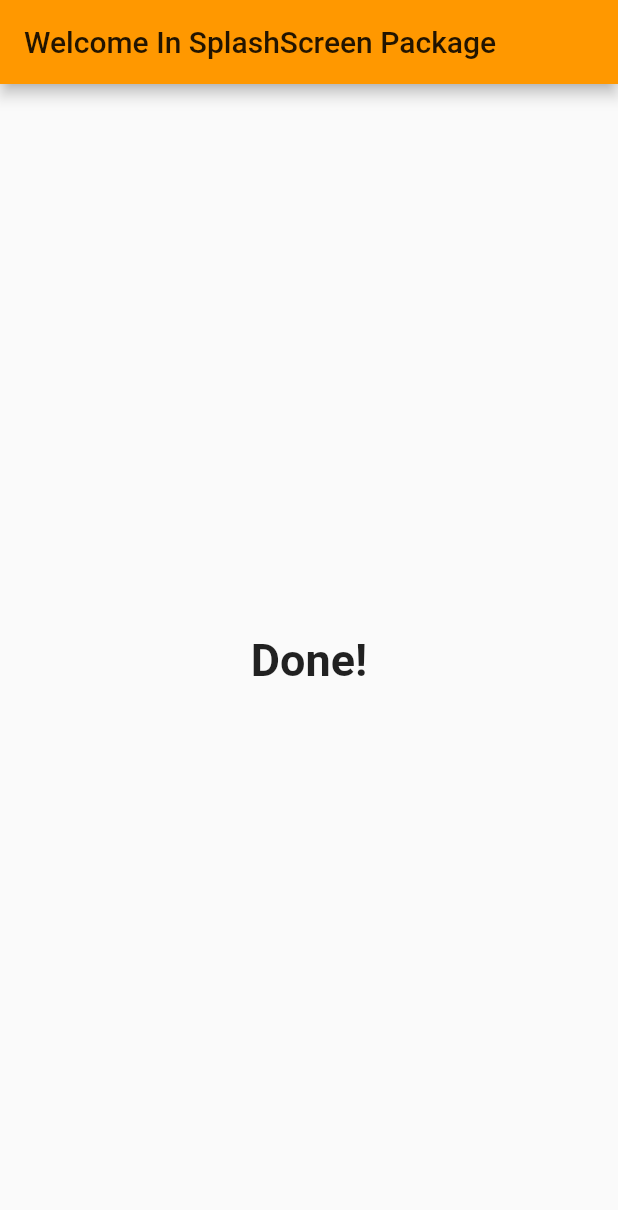
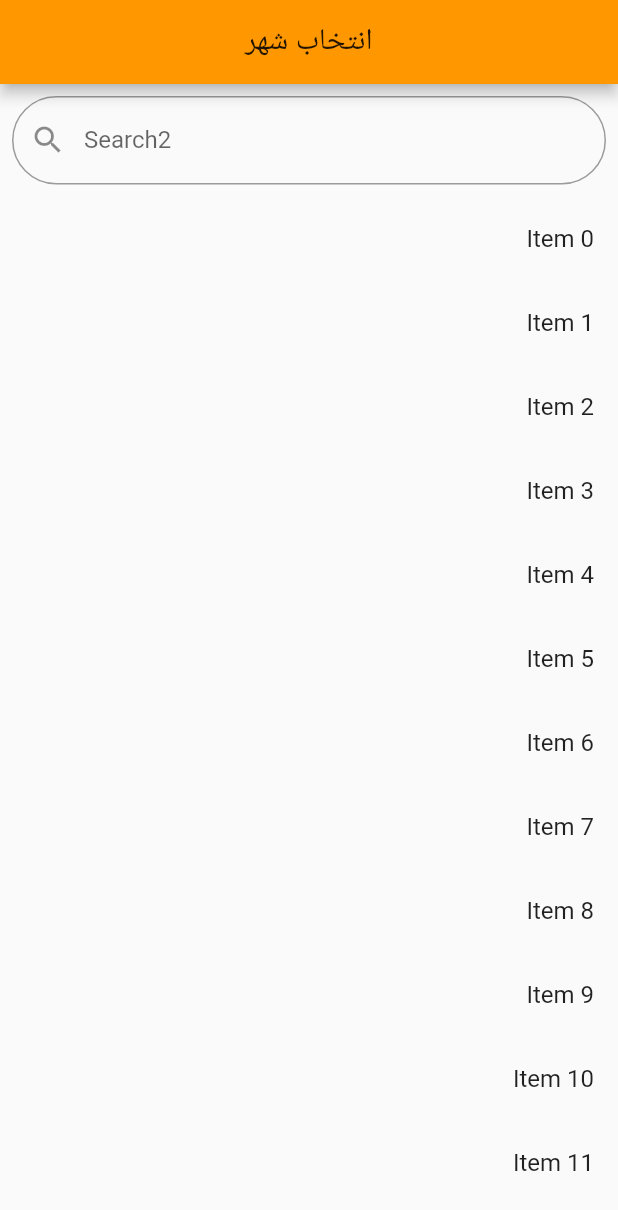
Before and after one commit to samanthelast/my_city, a Flutter app: the screen it shows after launch, on a phone screen of 412 x 824 dp. Shown: the top 1210 px of the screen. Run offline on Flutter 3.47's test engine with Material 2 defaults, Android fonts, the phone set to English and light mode, and no system bars; our stand-ins replace splashscreen; network calls fail.

Commit message:
city page structure

```diff
--- a/lib/screens/cities_list.dart
+++ b/lib/screens/cities_list.dart
@@ -1,21 +1,96 @@
 import 'package:flutter/material.dart';
 
-class AfterSplash extends StatelessWidget {
+
+
+class AfterSplash extends StatefulWidget{
+    AfterSplash({Key key, this.title}) : super(key: key);
+  final String title;
+  @override
+  State<StatefulWidget> createState() {
+    return  _AfterSplashState();
+  }
+
+}
+class _AfterSplashState extends State<AfterSplash> {
+  TextEditingController editingController = TextEditingController();
+
+  final duplicateItems = List<String>.generate(10000, (i) => "Item $i");
+  var items = List<String>();
+
+  @override
+  void initState() {
+    items.addAll(duplicateItems);
+    super.initState();
+  }
+
+  void filterSearchResults(String query) {
+    List<String> dummySearchList = List<String>();
+    dummySearchList.addAll(duplicateItems);
+    if(query.isNotEmpty) {
+      List<String> dummyListData = List<String>();
+      dummySearchList.forEach((item) {
+        if(item.contains(query)) {
+          dummyListData.add(item);
+        }
+      });
+      setState(() {
+        items.clear();
+        items.addAll(dummyListData);
+      });
+      return;
+    } else {
+      setState(() {
+        items.clear();
+        items.addAll(duplicateItems);
+      });
+    }
+
+  }
+
+
   @override
   Widget build(BuildContext context) {
     return new Scaffold(
       appBar: new AppBar(
-      title: new Text("Welcome In SplashScreen Package"),
-      automaticallyImplyLeading: false
+          title: Center(
+            child: Text("انتخاب شهر"),
+          ),
+          automaticallyImplyLeading: false),
+      body: Container(
+        child: Column(
+          children: <Widget>[
+            Padding(
+              padding: const EdgeInsets.all(8.0),
+              child: TextField(
+                onChanged: (value) {
+                  filterSearchResults(value);
+                },
+                controller: editingController,
+                decoration: InputDecoration(
+                    labelText: "Search2",
+                    hintText: "Search",
+                    prefixIcon: Icon(Icons.search),
+
+                    border: OutlineInputBorder(
+                        borderRadius: BorderRadius.all(Radius.circular(90.0)))),
+              ),
+            ),
+            Expanded(
+              child: ListView.builder(
+
+                shrinkWrap: true,
+                itemCount: items.length,
+                itemBuilder: (context, index) {
+                  return ListTile(
+                    title: Text('${items[index]}',textDirection: TextDirection.rtl,),
+                  );
+                },
+              ),
+            ),
+          ],
+        ),
       ),
-      body: new Center(
-        child: new Text("Done!",
-        style: new TextStyle(
-          fontWeight: FontWeight.bold,
-          fontSize: 30.0
-        ),),
 
-      ),
     );
   }
 }
--- a/lib/screens/splash.dart
+++ b/lib/screens/splash.dart
@@ -13,7 +13,7 @@ class _SplashState extends State<Splash> {
   @override
   Widget build(BuildContext context) {
     return new SplashScreen(
-      seconds: 5,
+      seconds: 1,
       navigateAfterSeconds: new AfterSplash(),
       title: new Text('Welcome In SplashScreen',
       style: new TextStyle(
```
